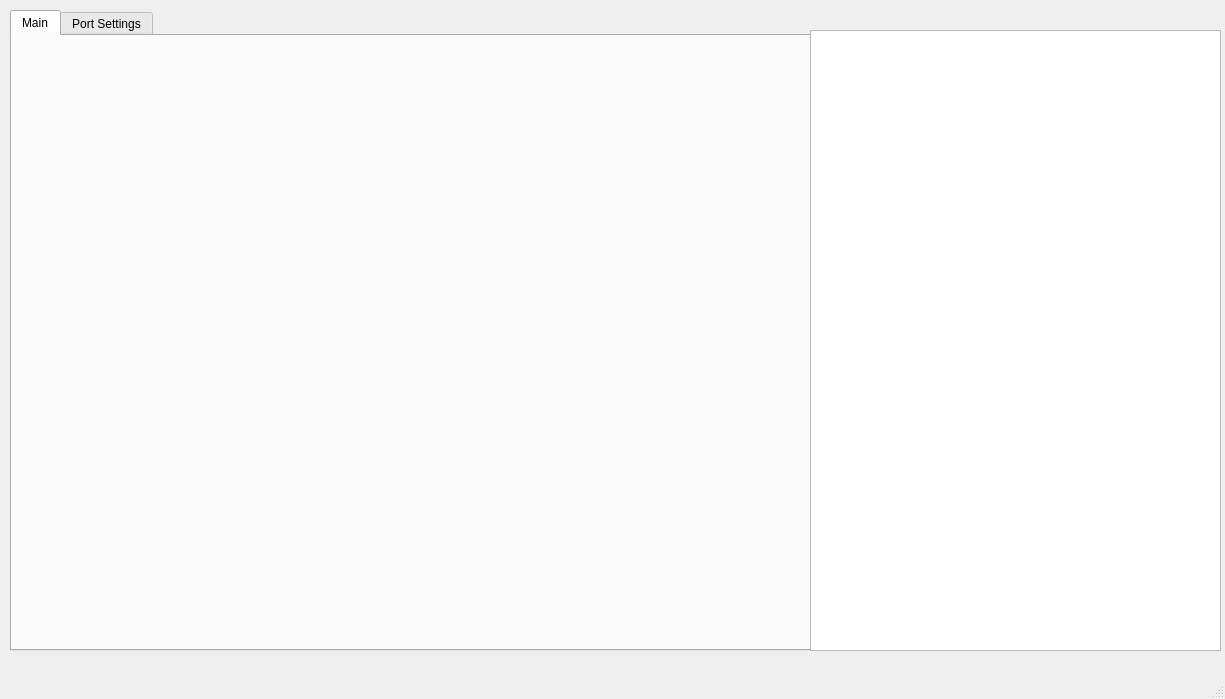
This is port_settings.ui in Kakon02/Integrated_IGBT_system as Qt 5 draws it before an edit. The edited form follows.
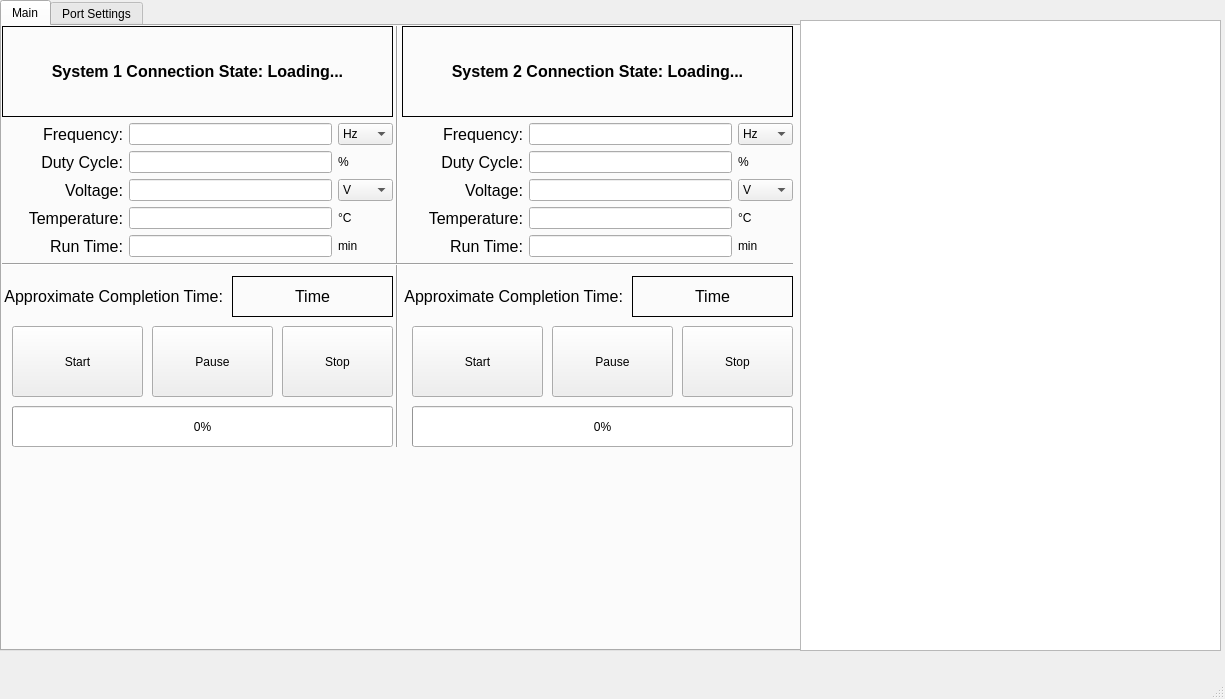
This is the edited form. The open tabs and pages were chosen to show the change. Icons and pictures are not drawn.

Commit message: Integrated_IGBT_System_ver_1.0

```diff
--- a/port_settings.ui
+++ b/port_settings.ui
@@ -24,10 +24,10 @@
    <widget class="QTabWidget" name="tabWidget">
     <property name="geometry">
      <rect>
-      <x>10</x>
-      <y>10</y>
-      <width>801</width>
-      <height>641</height>
+      <x>0</x>
+      <y>0</y>
+      <width>811</width>
+      <height>651</height>
      </rect>
     </property>
     <property name="tabShape">
@@ -43,6 +43,660 @@
      <attribute name="title">
       <string>Main</string>
      </attribute>
+     <widget class="QWidget" name="verticalLayoutWidget">
+      <property name="geometry">
+       <rect>
+        <x>0</x>
+        <y>0</y>
+        <width>391</width>
+        <height>231</height>
+       </rect>
+      </property>
+      <layout class="QVBoxLayout" name="verticalLayout_4">
+       <item>
+        <widget class="QLabel" name="System_1_Loading">
+         <property name="font">
+          <font>
+           <family>Arial</family>
+           <pointsize>12</pointsize>
+           <weight>75</weight>
+           <bold>true</bold>
+          </font>
+         </property>
+         <property name="layoutDirection">
+          <enum>Qt::LeftToRight</enum>
+         </property>
+         <property name="frameShape">
+          <enum>QFrame::Panel</enum>
+         </property>
+         <property name="text">
+          <string>System 1 Connection State: Loading...</string>
+         </property>
+         <property name="alignment">
+          <set>Qt::AlignCenter</set>
+         </property>
+        </widget>
+       </item>
+       <item>
+        <layout class="QGridLayout" name="gridLayout_5">
+         <item row="3" column="2">
+          <widget class="QLabel" name="label_32">
+           <property name="text">
+            <string>°C</string>
+           </property>
+          </widget>
+         </item>
+         <item row="4" column="0">
+          <widget class="QLabel" name="label_33">
+           <property name="font">
+            <font>
+             <family>Arial</family>
+             <pointsize>12</pointsize>
+            </font>
+           </property>
+           <property name="text">
+            <string>Run Time:</string>
+           </property>
+           <property name="alignment">
+            <set>Qt::AlignRight|Qt::AlignTrailing|Qt::AlignVCenter</set>
+           </property>
+          </widget>
+         </item>
+         <item row="0" column="0">
+          <widget class="QLabel" name="label">
+           <property name="font">
+            <font>
+             <family>Arial</family>
+             <pointsize>12</pointsize>
+            </font>
+           </property>
+           <property name="autoFillBackground">
+            <bool>false</bool>
+           </property>
+           <property name="frameShape">
+            <enum>QFrame::NoFrame</enum>
+           </property>
+           <property name="text">
+            <string>     Frequency:</string>
+           </property>
+           <property name="alignment">
+            <set>Qt::AlignRight|Qt::AlignTrailing|Qt::AlignVCenter</set>
+           </property>
+          </widget>
+         </item>
+         <item row="1" column="1">
+          <widget class="QLineEdit" name="System_1_Duty"/>
+         </item>
+         <item row="2" column="0">
+          <widget class="QLabel" name="label_12">
+           <property name="font">
+            <font>
+             <family>Arial</family>
+             <pointsize>12</pointsize>
+            </font>
+           </property>
+           <property name="text">
+            <string>Voltage:</string>
+           </property>
+           <property name="alignment">
+            <set>Qt::AlignRight|Qt::AlignTrailing|Qt::AlignVCenter</set>
+           </property>
+          </widget>
+         </item>
+         <item row="1" column="2">
+          <widget class="QLabel" name="label_11">
+           <property name="text">
+            <string>%</string>
+           </property>
+          </widget>
+         </item>
+         <item row="2" column="1">
+          <widget class="QLineEdit" name="System_1_Voltage"/>
+         </item>
+         <item row="3" column="0">
+          <widget class="QLabel" name="label_31">
+           <property name="font">
+            <font>
+             <family>Arial</family>
+             <pointsize>12</pointsize>
+            </font>
+           </property>
+           <property name="text">
+            <string>      Temperature:</string>
+           </property>
+           <property name="alignment">
+            <set>Qt::AlignRight|Qt::AlignTrailing|Qt::AlignVCenter</set>
+           </property>
+          </widget>
+         </item>
+         <item row="4" column="1">
+          <widget class="QLineEdit" name="System_1_RunTime"/>
+         </item>
+         <item row="4" column="2">
+          <widget class="QLabel" name="label_34">
+           <property name="text">
+            <string>min</string>
+           </property>
+          </widget>
+         </item>
+         <item row="2" column="2">
+          <widget class="QComboBox" name="System_1_Voltage_unit">
+           <item>
+            <property name="text">
+             <string>V</string>
+            </property>
+           </item>
+           <item>
+            <property name="text">
+             <string>kV</string>
+            </property>
+           </item>
+          </widget>
+         </item>
+         <item row="0" column="2">
+          <widget class="QComboBox" name="System_1_Freq_unit">
+           <item>
+            <property name="text">
+             <string>Hz</string>
+            </property>
+           </item>
+           <item>
+            <property name="text">
+             <string>kHz</string>
+            </property>
+           </item>
+           <item>
+            <property name="text">
+             <string>MHz</string>
+            </property>
+           </item>
+          </widget>
+         </item>
+         <item row="3" column="1">
+          <widget class="QLineEdit" name="System_1_Temp"/>
+         </item>
+         <item row="0" column="1">
+          <widget class="QLineEdit" name="System_1_Freq"/>
+         </item>
+         <item row="1" column="0">
+          <widget class="QLabel" name="label_10">
+           <property name="font">
+            <font>
+             <family>Arial</family>
+             <pointsize>12</pointsize>
+            </font>
+           </property>
+           <property name="text">
+            <string>  Duty Cycle:</string>
+           </property>
+           <property name="alignment">
+            <set>Qt::AlignRight|Qt::AlignTrailing|Qt::AlignVCenter</set>
+           </property>
+          </widget>
+         </item>
+        </layout>
+       </item>
+      </layout>
+     </widget>
+     <widget class="QWidget" name="verticalLayoutWidget_2">
+      <property name="geometry">
+       <rect>
+        <x>400</x>
+        <y>0</y>
+        <width>391</width>
+        <height>231</height>
+       </rect>
+      </property>
+      <layout class="QVBoxLayout" name="verticalLayout_8">
+       <item>
+        <widget class="QLabel" name="System_2_Loading">
+         <property name="font">
+          <font>
+           <family>Arial</family>
+           <pointsize>12</pointsize>
+           <weight>75</weight>
+           <bold>true</bold>
+          </font>
+         </property>
+         <property name="layoutDirection">
+          <enum>Qt::LeftToRight</enum>
+         </property>
+         <property name="frameShape">
+          <enum>QFrame::Panel</enum>
+         </property>
+         <property name="text">
+          <string>System 2 Connection State: Loading...</string>
+         </property>
+         <property name="alignment">
+          <set>Qt::AlignCenter</set>
+         </property>
+        </widget>
+       </item>
+       <item>
+        <layout class="QGridLayout" name="gridLayout_6">
+         <item row="3" column="2">
+          <widget class="QLabel" name="label_39">
+           <property name="text">
+            <string>°C</string>
+           </property>
+          </widget>
+         </item>
+         <item row="4" column="0">
+          <widget class="QLabel" name="label_40">
+           <property name="font">
+            <font>
+             <family>Arial</family>
+             <pointsize>12</pointsize>
+            </font>
+           </property>
+           <property name="text">
+            <string>Run Time:</string>
+           </property>
+           <property name="alignment">
+            <set>Qt::AlignRight|Qt::AlignTrailing|Qt::AlignVCenter</set>
+           </property>
+          </widget>
+         </item>
+         <item row="0" column="0">
+          <widget class="QLabel" name="label_41">
+           <property name="font">
+            <font>
+             <family>Arial</family>
+             <pointsize>12</pointsize>
+            </font>
+           </property>
+           <property name="text">
+            <string>     Frequency:</string>
+           </property>
+           <property name="alignment">
+            <set>Qt::AlignRight|Qt::AlignTrailing|Qt::AlignVCenter</set>
+           </property>
+          </widget>
+         </item>
+         <item row="1" column="1">
+          <widget class="QLineEdit" name="System_2_Duty"/>
+         </item>
+         <item row="2" column="0">
+          <widget class="QLabel" name="label_42">
+           <property name="font">
+            <font>
+             <family>Arial</family>
+             <pointsize>12</pointsize>
+            </font>
+           </property>
+           <property name="text">
+            <string>Voltage:</string>
+           </property>
+           <property name="alignment">
+            <set>Qt::AlignRight|Qt::AlignTrailing|Qt::AlignVCenter</set>
+           </property>
+          </widget>
+         </item>
+         <item row="1" column="2">
+          <widget class="QLabel" name="label_43">
+           <property name="text">
+            <string>%</string>
+           </property>
+          </widget>
+         </item>
+         <item row="2" column="1">
+          <widget class="QLineEdit" name="System_2_Voltage"/>
+         </item>
+         <item row="3" column="0">
+          <widget class="QLabel" name="label_44">
+           <property name="font">
+            <font>
+             <family>Arial</family>
+             <pointsize>12</pointsize>
+            </font>
+           </property>
+           <property name="text">
+            <string>      Temperature:</string>
+           </property>
+           <property name="alignment">
+            <set>Qt::AlignRight|Qt::AlignTrailing|Qt::AlignVCenter</set>
+           </property>
+          </widget>
+         </item>
+         <item row="4" column="1">
+          <widget class="QLineEdit" name="System_2_RunTime"/>
+         </item>
+         <item row="4" column="2">
+          <widget class="QLabel" name="label_45">
+           <property name="text">
+            <string>min</string>
+           </property>
+          </widget>
+         </item>
+         <item row="2" column="2">
+          <widget class="QComboBox" name="System_2_Voltage_unit">
+           <item>
+            <property name="text">
+             <string>V</string>
+            </property>
+           </item>
+           <item>
+            <property name="text">
+             <string>kV</string>
+            </property>
+           </item>
+          </widget>
+         </item>
+         <item row="0" column="2">
+          <widget class="QComboBox" name="System_2_Freq_unit">
+           <item>
+            <property name="text">
+             <string>Hz</string>
+            </property>
+           </item>
+           <item>
+            <property name="text">
+             <string>kHz</string>
+            </property>
+           </item>
+           <item>
+            <property name="text">
+             <string>MHz</string>
+            </property>
+           </item>
+          </widget>
+         </item>
+         <item row="3" column="1">
+          <widget class="QLineEdit" name="System_2_Temp"/>
+         </item>
+         <item row="0" column="1">
+          <widget class="QLineEdit" name="System_2_Freq"/>
+         </item>
+         <item row="1" column="0">
+          <widget class="QLabel" name="label_46">
+           <property name="font">
+            <font>
+             <family>Arial</family>
+             <pointsize>12</pointsize>
+            </font>
+           </property>
+           <property name="text">
+            <string>  Duty Cycle:</string>
+           </property>
+           <property name="alignment">
+            <set>Qt::AlignRight|Qt::AlignTrailing|Qt::AlignVCenter</set>
+           </property>
+          </widget>
+         </item>
+        </layout>
+       </item>
+      </layout>
+     </widget>
+     <widget class="Line" name="line_2">
+      <property name="geometry">
+       <rect>
+        <x>290</x>
+        <y>-10</y>
+        <width>211</width>
+        <height>431</height>
+       </rect>
+      </property>
+      <property name="orientation">
+       <enum>Qt::Vertical</enum>
+      </property>
+     </widget>
+     <widget class="QPushButton" name="System_1_Start">
+      <property name="geometry">
+       <rect>
+        <x>10</x>
+        <y>300</y>
+        <width>131</width>
+        <height>71</height>
+       </rect>
+      </property>
+      <property name="autoFillBackground">
+       <bool>false</bool>
+      </property>
+      <property name="text">
+       <string>Start</string>
+      </property>
+     </widget>
+     <widget class="QPushButton" name="System_1_Pause">
+      <property name="geometry">
+       <rect>
+        <x>150</x>
+        <y>300</y>
+        <width>121</width>
+        <height>71</height>
+       </rect>
+      </property>
+      <property name="text">
+       <string>Pause</string>
+      </property>
+     </widget>
+     <widget class="QPushButton" name="System_1_Stop">
+      <property name="geometry">
+       <rect>
+        <x>280</x>
+        <y>300</y>
+        <width>111</width>
+        <height>71</height>
+       </rect>
+      </property>
+      <property name="text">
+       <string>Stop</string>
+      </property>
+     </widget>
+     <widget class="QLabel" name="label_14">
+      <property name="geometry">
+       <rect>
+        <x>0</x>
+        <y>250</y>
+        <width>221</width>
+        <height>41</height>
+       </rect>
+      </property>
+      <property name="font">
+       <font>
+        <family>Arial</family>
+        <pointsize>12</pointsize>
+       </font>
+      </property>
+      <property name="frameShape">
+       <enum>QFrame::NoFrame</enum>
+      </property>
+      <property name="text">
+       <string>Approximate Completion Time:</string>
+      </property>
+      <property name="alignment">
+       <set>Qt::AlignRight|Qt::AlignTrailing|Qt::AlignVCenter</set>
+      </property>
+     </widget>
+     <widget class="QLabel" name="System_1_ACTime">
+      <property name="geometry">
+       <rect>
+        <x>230</x>
+        <y>250</y>
+        <width>161</width>
+        <height>41</height>
+       </rect>
+      </property>
+      <property name="font">
+       <font>
+        <family>Arial</family>
+        <pointsize>12</pointsize>
+       </font>
+      </property>
+      <property name="frameShape">
+       <enum>QFrame::Panel</enum>
+      </property>
+      <property name="text">
+       <string>Time</string>
+      </property>
+      <property name="alignment">
+       <set>Qt::AlignCenter</set>
+      </property>
+     </widget>
+     <widget class="Line" name="line_3">
+      <property name="geometry">
+       <rect>
+        <x>0</x>
+        <y>230</y>
+        <width>791</width>
+        <height>16</height>
+       </rect>
+      </property>
+      <property name="orientation">
+       <enum>Qt::Horizontal</enum>
+      </property>
+     </widget>
+     <widget class="QProgressBar" name="System_1_Progress">
+      <property name="geometry">
+       <rect>
+        <x>10</x>
+        <y>380</y>
+        <width>381</width>
+        <height>41</height>
+       </rect>
+      </property>
+      <property name="value">
+       <number>0</number>
+      </property>
+      <property name="alignment">
+       <set>Qt::AlignCenter</set>
+      </property>
+      <property name="textDirection">
+       <enum>QProgressBar::TopToBottom</enum>
+      </property>
+      <property name="format">
+       <string extracomment="0">%p%</string>
+      </property>
+     </widget>
+     <widget class="QPushButton" name="System_2_Pause">
+      <property name="geometry">
+       <rect>
+        <x>550</x>
+        <y>300</y>
+        <width>121</width>
+        <height>71</height>
+       </rect>
+      </property>
+      <property name="text">
+       <string>Pause</string>
+      </property>
+     </widget>
+     <widget class="QLabel" name="System_2_ACTime">
+      <property name="geometry">
+       <rect>
+        <x>630</x>
+        <y>250</y>
+        <width>161</width>
+        <height>41</height>
+       </rect>
+      </property>
+      <property name="font">
+       <font>
+        <family>Arial</family>
+        <pointsize>12</pointsize>
+       </font>
+      </property>
+      <property name="frameShape">
+       <enum>QFrame::Panel</enum>
+      </property>
+      <property name="text">
+       <string>Time</string>
+      </property>
+      <property name="alignment">
+       <set>Qt::AlignCenter</set>
+      </property>
+     </widget>
+     <widget class="QPushButton" name="System_2_Stop">
+      <property name="geometry">
+       <rect>
+        <x>680</x>
+        <y>300</y>
+        <width>111</width>
+        <height>71</height>
+       </rect>
+      </property>
+      <property name="text">
+       <string>Stop</string>
+      </property>
+     </widget>
+     <widget class="QLabel" name="label_37">
+      <property name="geometry">
+       <rect>
+        <x>400</x>
+        <y>250</y>
+        <width>221</width>
+        <height>41</height>
+       </rect>
+      </property>
+      <property name="font">
+       <font>
+        <family>Arial</family>
+        <pointsize>12</pointsize>
+       </font>
+      </property>
+      <property name="frameShape">
+       <enum>QFrame::NoFrame</enum>
+      </property>
+      <property name="text">
+       <string>Approximate Completion Time:</string>
+      </property>
+      <property name="alignment">
+       <set>Qt::AlignRight|Qt::AlignTrailing|Qt::AlignVCenter</set>
+      </property>
+     </widget>
+     <widget class="QProgressBar" name="System_2_Progress">
+      <property name="geometry">
+       <rect>
+        <x>410</x>
+        <y>380</y>
+        <width>381</width>
+        <height>41</height>
+       </rect>
+      </property>
+      <property name="value">
+       <number>0</number>
+      </property>
+      <property name="alignment">
+       <set>Qt::AlignCenter</set>
+      </property>
+      <property name="textDirection">
+       <enum>QProgressBar::TopToBottom</enum>
+      </property>
+      <property name="format">
+       <string extracomment="0">%p%</string>
+      </property>
+     </widget>
+     <widget class="QPushButton" name="System_2_Start">
+      <property name="geometry">
+       <rect>
+        <x>410</x>
+        <y>300</y>
+        <width>131</width>
+        <height>71</height>
+       </rect>
+      </property>
+      <property name="autoFillBackground">
+       <bool>false</bool>
+      </property>
+      <property name="text">
+       <string>Start</string>
+      </property>
+     </widget>
+     <zorder>line_2</zorder>
+     <zorder>verticalLayoutWidget</zorder>
+     <zorder>verticalLayoutWidget_2</zorder>
+     <zorder>System_1_Start</zorder>
+     <zorder>System_1_Pause</zorder>
+     <zorder>System_1_Stop</zorder>
+     <zorder>label_14</zorder>
+     <zorder>System_1_ACTime</zorder>
+     <zorder>line_3</zorder>
+     <zorder>System_1_Progress</zorder>
+     <zorder>System_2_Pause</zorder>
+     <zorder>System_2_ACTime</zorder>
+     <zorder>System_2_Stop</zorder>
+     <zorder>label_37</zorder>
+     <zorder>System_2_Progress</zorder>
+     <zorder>System_2_Start</zorder>
     </widget>
     <widget class="QWidget" name="port_settings_tab">
      <attribute name="title">
@@ -869,10 +1523,10 @@
    <widget class="QTextEdit" name="port_console">
     <property name="geometry">
      <rect>
-      <x>810</x>
-      <y>30</y>
-      <width>411</width>
-      <height>621</height>
+      <x>800</x>
+      <y>20</y>
+      <width>421</width>
+      <height>631</height>
      </rect>
     </property>
     <property name="readOnly">
```
Left out of the diff: 435 changed lines with no effect on the pictures. The commit also changes 8 other files.
